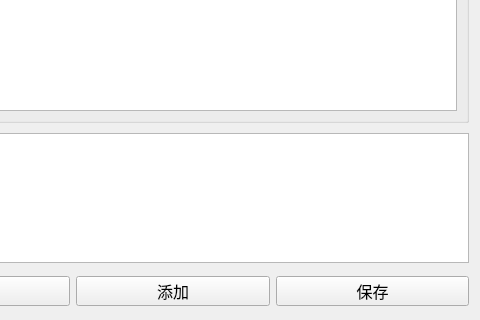
This is widget.ui in AkashiNeko/LeetCodeAdministrator as Qt 5 draws it before an edit; both pictures show x 320 to 800 and y 355 to 675 of the 800 by 675 pixel window. The edited form follows.
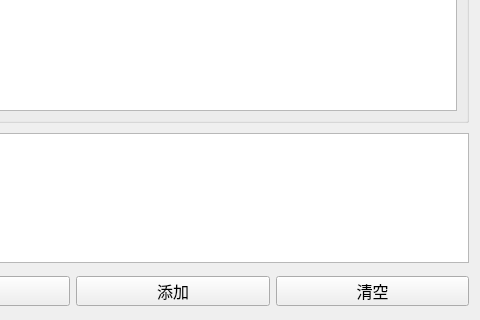
This is the edited form. Icons and pictures are not drawn.

```diff
--- a/widget.ui
+++ b/widget.ui
@@ -861,7 +861,7 @@
         </font>
        </property>
        <property name="text">
-        <string>保存</string>
+        <string>清空</string>
        </property>
       </widget>
      </item>
```
Left out of the diff: 11 changed lines with no effect on the pictures.
